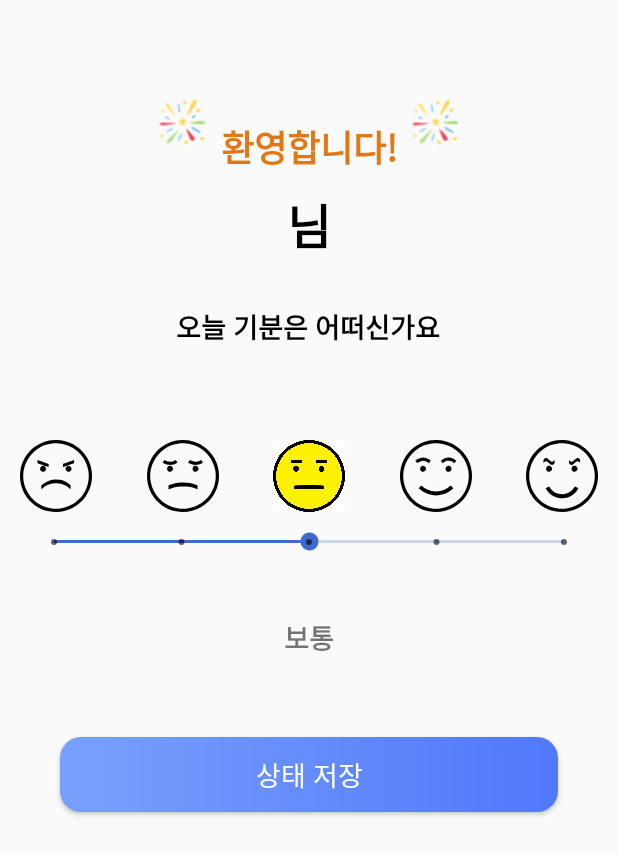
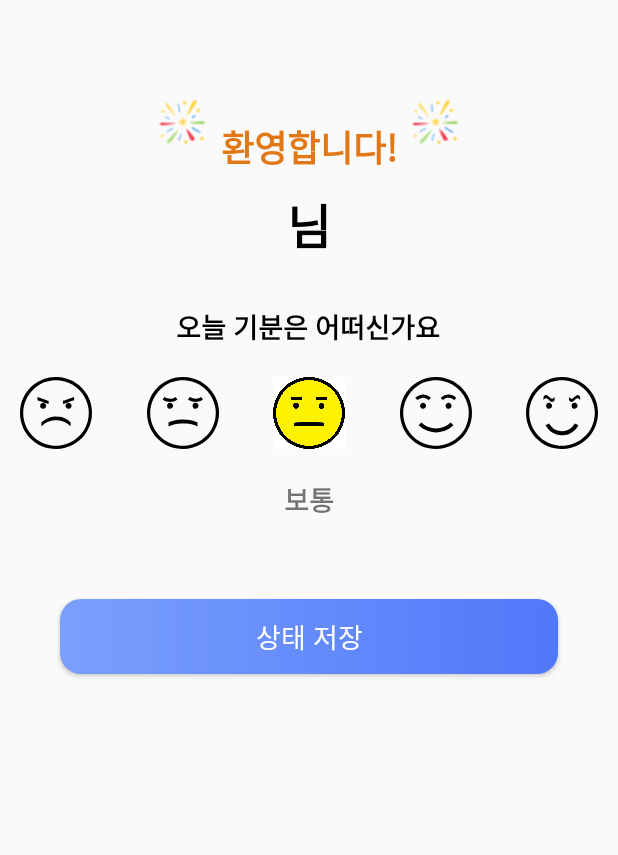
Before and after one commit to YoonYeongHyun/LifeLogger_Android, an Android app: the TodayStateActivity screen opened directly, with no data from a screen before it, on a phone screen of 412 x 824 dp. Shown: the top 855 px of the screen. Run offline under Robolectric (Android 15) with nearby library versions, the phone set to English and light mode, and no system bars.

Commit message:
UI 수정

```diff
--- a/app/src/main/java/com/example/lifeLogger/AfterJoinActivity.kt
+++ b/app/src/main/java/com/example/lifeLogger/AfterJoinActivity.kt
@@ -74,7 +74,7 @@ class AfterJoinActivity: AppCompatActivity() {
 
             //레트로핏 & 서버설정변수 선언
             val retrofit = RetrofitClient.getInstance()
-            val server = retrofit.create(insertUserInfoAPI::class.java)
+            val server = retrofit.create(InsertUserInfoAPI::class.java)
             println(USER_ID)
             println(USER_NAME)
             println(USER_PWD)
--- a/app/src/main/java/com/example/lifeLogger/JoinActivity.kt
+++ b/app/src/main/java/com/example/lifeLogger/JoinActivity.kt
@@ -81,7 +81,7 @@ class JoinActivity : AppCompatActivity() {
             val USER_NAME = joinName.text.toString()
 
             val retrofit = RetrofitClient.getInstance()
-            val server = retrofit.create(InsertUserAPI::class.java)
+            val server = retrofit.create(SelectUserAPI::class.java)
 
             //API사용하여 통신
             server.getInsertUser(USER_ID, USER_PWD, USER_NAME).enqueue(object : Callback<userModel> {
--- a/app/src/main/java/com/example/lifeLogger/MyApi.kt
+++ b/app/src/main/java/com/example/lifeLogger/MyApi.kt
@@ -11,7 +11,7 @@ object MyApi {
     // 원격에서 20.200.213.94 접속 C:\IISServer\SHARED_KITCHEN\Monitors 에 저장
     //
     //
-    const val insertUser: String = "insertUser.php"
+    const val selectUser: String = "selectUser.php"
     const val loginUser: String = "loginUser.php"
     const val insertCallInfo: String = "insertCallInfo.php"
     const val insertMessageInfo: String = "insertMessageInfo.php"
--- a/app/src/main/java/com/example/lifeLogger/TodayStateActivity.kt
+++ b/app/src/main/java/com/example/lifeLogger/TodayStateActivity.kt
@@ -26,9 +26,14 @@ class TodayStateActivity : AppCompatActivity() {
 
         var nameTitleText = findViewById<TextView>(R.id.nameTitleText)
         nameTitleText.text = MyApi.Logined_name + "님"
+        val imageVbad : ImageView = findViewById(R.id.imageVbad)
+        val imageBad : ImageView = findViewById(R.id.imageBad)
+        val imageNormal : ImageView = findViewById(R.id.imageNormal)
+        val imageGood : ImageView = findViewById(R.id.imageGood)
+        val imageVgood : ImageView = findViewById(R.id.imageVgood)
 
+        /*
         val seekBar:SeekBar = findViewById(R.id.seekBar)
-
         seekBar.setOnSeekBarChangeListener(object : OnSeekBarChangeListener {
             override fun onProgressChanged(p1: SeekBar, p2: Int, p3: Boolean) {
                 seekBarValue = p2 + 1
@@ -44,6 +49,32 @@ class TodayStateActivity : AppCompatActivity() {
                 Log.d("SeekbarLog", "터치 끝 $p1")
             }
         })
+         */
+
+        imageVbad.setOnClickListener{
+            seekBarValue = 1
+            context.change_emo(seekBarValue)
+        }
+
+        imageBad.setOnClickListener{
+            seekBarValue = 2
+            context.change_emo(seekBarValue)
+        }
+
+        imageNormal.setOnClickListener{
+            seekBarValue = 3
+            context.change_emo(seekBarValue)
+        }
+
+        imageGood.setOnClickListener{
+            seekBarValue = 4
+            context.change_emo(seekBarValue)
+        }
+
+        imageVgood.setOnClickListener{
+            seekBarValue = 5
+            context.change_emo(seekBarValue)
+        }
 
         val saveButton : Button  = findViewById(R.id.saveButton)
 
--- a/app/src/main/res/layout/activity_today_state.xml
+++ b/app/src/main/res/layout/activity_today_state.xml
@@ -57,16 +57,16 @@
         android:id="@+id/textView1"
         android:layout_width="wrap_content"
         android:layout_height="wrap_content"
+        android:layout_marginTop="30dp"
         android:text="오늘 기분은 어떠신가요"
         android:textColor="#000000"
         android:textSize="18dp"
         android:textStyle="bold"
-        android:layout_marginTop="30dp"
         app:layout_constraintEnd_toEndOf="parent"
         app:layout_constraintHorizontal_bias="0.498"
         app:layout_constraintStart_toStartOf="parent"
         app:layout_constraintTop_toBottomOf="@+id/nameTitleText" />
-
+    <!--
     <SeekBar
         android:id="@+id/seekBar"
         style="@style/Widget.AppCompat.SeekBar.Discrete"
@@ -85,28 +85,29 @@
         app:layout_constraintHorizontal_bias="0.492"
         app:layout_constraintStart_toStartOf="parent"
         app:layout_constraintTop_toBottomOf="@+id/textView1" />
+    -->
 
     <TextView
         android:id="@+id/textView2"
         android:layout_width="100dp"
         android:layout_height="40dp"
-        android:layout_marginTop="40dp"
         android:text="보통"
         android:textAlignment="center"
+        android:textSize="18dp"
         android:textStyle="bold"
-        android:textSize="18dp"
+        android:layout_marginTop="20dp"
         app:layout_constraintEnd_toEndOf="parent"
         app:layout_constraintStart_toStartOf="parent"
-        app:layout_constraintTop_toBottomOf="@+id/seekBar" />
+        app:layout_constraintTop_toBottomOf="@+id/imageNormal" />
 
     <ImageView
         android:id="@+id/imageVbad"
         android:layout_width="48dp"
         android:layout_height="48dp"
         android:layout_marginStart="13dp"
-        android:layout_marginBottom="10dp"
-        app:layout_constraintBottom_toTopOf="@+id/seekBar"
+        android:layout_marginTop="20dp"
         app:layout_constraintStart_toStartOf="parent"
+        app:layout_constraintTop_toBottomOf="@+id/textView1"
         app:srcCompat="@drawable/vbad" />
 
     <ImageView
@@ -114,9 +115,9 @@
         android:layout_width="48dp"
         android:layout_height="48dp"
         android:layout_marginBottom="10dp"
-        app:layout_constraintBottom_toTopOf="@+id/seekBar"
         app:layout_constraintEnd_toStartOf="@+id/imageNormal"
         app:layout_constraintStart_toEndOf="@+id/imageVbad"
+        app:layout_constraintTop_toTopOf="@+id/imageVbad"
         app:srcCompat="@drawable/bad" />
 
     <ImageView
@@ -124,9 +125,9 @@
         android:layout_width="48dp"
         android:layout_height="48dp"
         android:layout_marginBottom="10dp"
-        app:layout_constraintBottom_toTopOf="@+id/seekBar"
         app:layout_constraintEnd_toEndOf="parent"
         app:layout_constraintStart_toStartOf="parent"
+        app:layout_constraintTop_toTopOf="@+id/imageVbad"
         app:srcCompat="@drawable/normal_checked" />
 
     <ImageView
@@ -134,9 +135,9 @@
         android:layout_width="48dp"
         android:layout_height="48dp"
         android:layout_marginBottom="10dp"
-        app:layout_constraintBottom_toTopOf="@+id/seekBar"
         app:layout_constraintEnd_toStartOf="@+id/imageVgood"
         app:layout_constraintStart_toEndOf="@+id/imageNormal"
+        app:layout_constraintTop_toTopOf="@+id/imageVbad"
         app:srcCompat="@drawable/good" />
 
     <ImageView
@@ -145,8 +146,8 @@
         android:layout_height="48dp"
         android:layout_marginEnd="13dp"
         android:layout_marginBottom="10dp"
-        app:layout_constraintBottom_toTopOf="@+id/seekBar"
         app:layout_constraintEnd_toEndOf="parent"
+        app:layout_constraintTop_toTopOf="@+id/imageVbad"
         app:srcCompat="@drawable/vgood" />
 
     <Button
--- a/app/src/main/res/values/array.xml
+++ b/app/src/main/res/values/array.xml
@@ -2,10 +2,11 @@
 <resources>
     <string-array name="arraySurveyValues1">
         <item>선택(필수)</item>
-        <item>19세 이하</item>
+        <item>10대</item>
         <item>20대</item>
         <item>30대</item>
-        <item>40대 이상</item>
+        <item>40대</item>
+        <item>50대 이상</item>
     </string-array>
 
     <string-array name="arraySurveyValues2">
@@ -20,7 +21,6 @@
         <item>IT</item>
     </string-array>
 
-
     <string-array name="arraySurveyValues3">
         <item>선택(필수)</item>
         <item>1명</item>
--- a/app/src/main/res/values/strings.xml
+++ b/app/src/main/res/values/strings.xml
@@ -1,7 +1,6 @@
 <resources>
     <string name="app_name">BioCheck</string>
     <string name="hello_blank_fragment">Hello blank fragment</string>
-
     <string name="survey_q1">기분이 가라앉거나 우울 하다고 느꼈다. </string>
     <string name="survey_q2">평소하던 일에 흥미가 없어졌다. </string>
     <string name="survey_q3">잠들기가 어렵거나 자주깼다. 혹은 너무 많이 잤다. </string>
```
Also changed, not shown: app/src/main/java/com/example/lifeLogger/APIS.kt (+8 -8 lines), app/src/main/java/com/example/lifeLogger/BackService.kt (+6 -7 lines), app/src/main/java/com/example/lifeLogger/MyInfoActivity.kt (+5 -4 lines), app/src/main/java/com/example/lifeLogger/SurveyListFragment.kt (+1 -6 lines).
